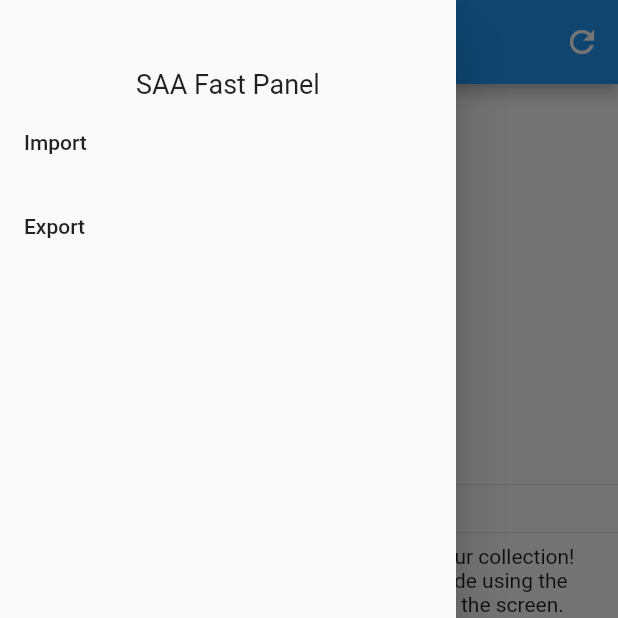
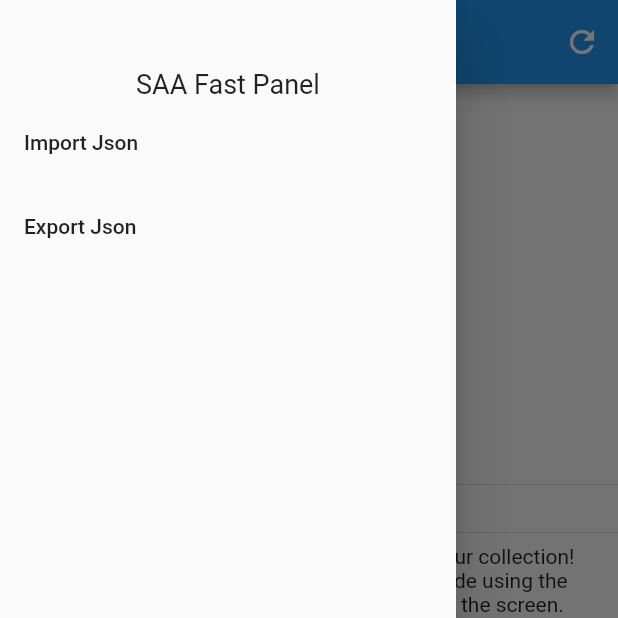
Before and after one commit to denver-code/stuff_accounting, a Flutter app: the screen it shows after launch, with the side drawer open, on a phone screen of 412 x 824 dp, the top half of it. Run offline on Flutter 3.47's test engine with Material 2 defaults, Android fonts, the phone set to English and light mode, and no system bars; our stand-ins replace file_picker, get, get_storage; missing offline and left inert: barcode_scan2.

Commit message:
Added Import from json and Clear Collection(4Devs)

```diff
--- a/lib/app/modules/home/views/home_view.dart
+++ b/lib/app/modules/home/views/home_view.dart
@@ -1,4 +1,5 @@
 import 'package:flutter/cupertino.dart';
+import 'package:flutter/foundation.dart';
 import 'package:flutter/material.dart';
 
 import 'package:get/get.dart';
@@ -41,11 +42,25 @@ class HomeView extends GetView<HomeController> {
               ),
             ),
             ListTile(
-              title: const Text('Import'),
+              title: const Text('Import Json'),
+              onTap: () => controller.loadJson(),
             ),
-            ListTile(
-              title: const Text('Export'),
+            const ListTile(
+              title: const Text('Export Json'),
             ),
+            (() {
+              if (kDebugMode) {
+                return ListTile(
+                  title: const Text(
+                    'Clear Collection',
+                    style: TextStyle(color: Colors.red),
+                  ),
+                  onTap: () => controller.clearItems(),
+                );
+              } else {
+                return Container();
+              }
+            }()),
           ],
         ),
       ),
--- a/pubspec.yaml
+++ b/pubspec.yaml
@@ -15,6 +15,7 @@ dependencies:
   http: ^0.13.5
   barcode_scan2: ^4.2.4
   uuid: ^3.0.7
+  file_picker: ^5.2.9
 
 dev_dependencies:
   flutter_lints: ^2.0.0
```
Also changed, not shown: lib/app/modules/home/controllers/home_controller.dart (+35 -1 lines), pubspec.lock, 1 other file.
